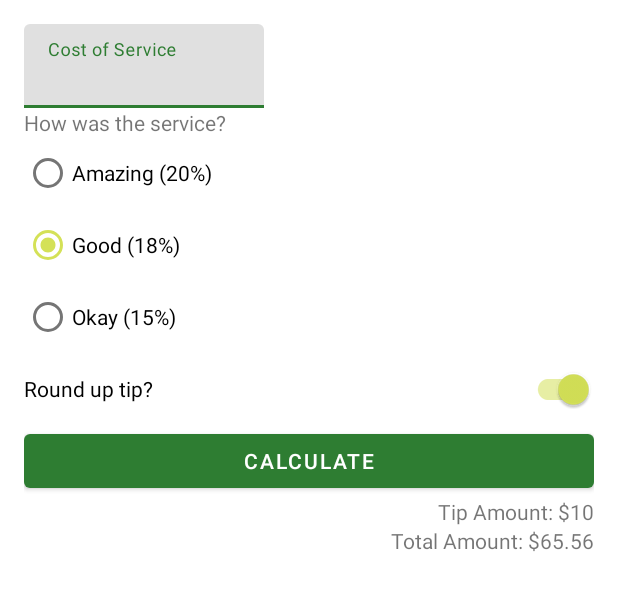
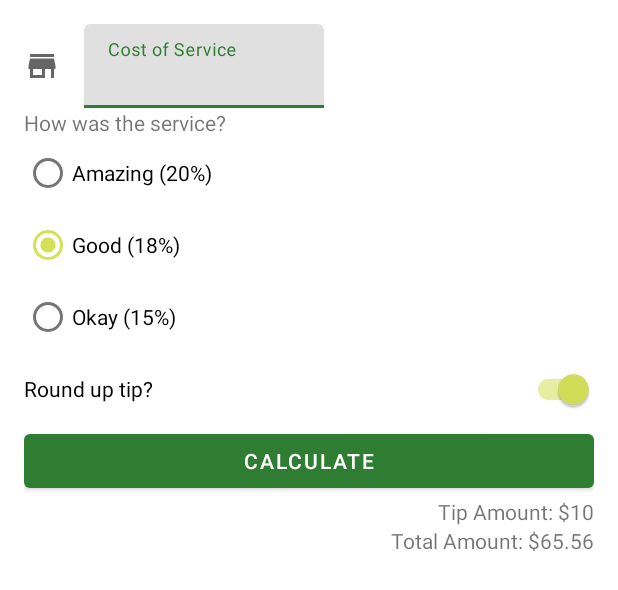
Before and after one commit to tse-jeff/TipCalc, an Android app: the layout activity_main.xml on its own in the app's theme, with its tools: preview values and no code run, on a phone screen of 412 x 824 dp. Shown: the top 590 px of the screen. Run offline under Robolectric (Android 15) with nearby library versions, the phone set to English and light mode, and no system bars.

Commit message:
cost of service icon

```diff
--- a/app/src/main/res/layout/activity_main.xml
+++ b/app/src/main/res/layout/activity_main.xml
@@ -7,12 +7,23 @@
     android:padding="16dp"
     tools:context=".MainActivity">
 
+    <ImageView
+        android:id="@+id/icon_cost_of_service"
+        android:layout_width="wrap_content"
+        android:layout_height="wrap_content"
+        android:importantForAccessibility="no"
+        app:srcCompat="@drawable/ic_store"
+        app:layout_constraintStart_toStartOf="parent"
+        app:layout_constraintTop_toTopOf="@+id/cost_of_service"
+        app:layout_constraintBottom_toBottomOf="@+id/cost_of_service" />
+
     <com.google.android.material.textfield.TextInputLayout
         android:id="@+id/cost_of_service"
         android:layout_width="160dp"
         android:layout_height="wrap_content"
         android:hint="Cost of Service"
-        app:layout_constraintStart_toStartOf="parent"
+        android:layout_marginStart="16dp"
+        app:layout_constraintStart_toEndOf="@+id/icon_cost_of_service"
         app:layout_constraintTop_toTopOf="parent" >
 
         <com.google.android.material.textfield.TextInputEditText
```
